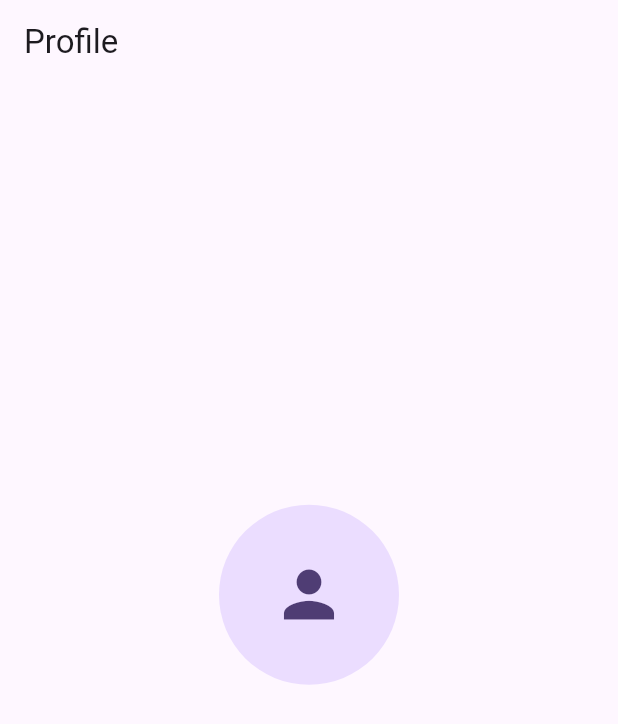
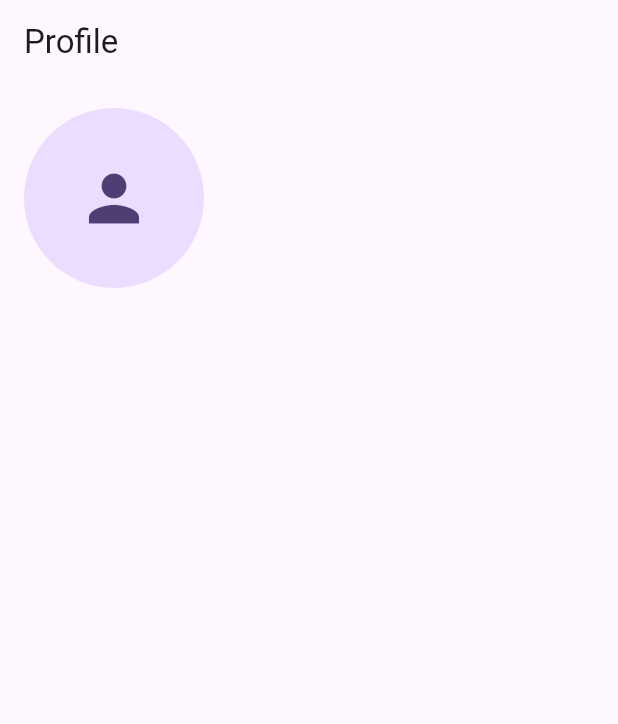
Before and after one commit to ValaniAnjali/EventBookingApp, a Flutter app: the Profile screen opened directly, on a phone screen of 412 x 824 dp. Shown: the top 724 px of the screen. Run offline on Flutter 3.47's test engine with Material 3 defaults, Android fonts, the phone set to English and light mode, and no system bars; our stand-ins replace cloud_firestore, curved_navigation_bar, firebase_auth, firebase_core, firebase_storage, google_sign_in and 2 more; missing offline and left inert: flutter_stripe; accounts and stored records are empty.

Commit message:
uploading flutter event management app

```diff
--- a/lib/pages/home.dart
+++ b/lib/pages/home.dart
@@ -32,6 +32,7 @@
               ? ListView.builder(
                   padding: EdgeInsets.zero,
                   shrinkWrap: true,
+                  physics: NeverScrollableScrollPhysics(),
                   itemCount: snapshot.data.docs.length,
                   itemBuilder: (context, index) {
                     DocumentSnapshot ds = snapshot.data.docs[index];
--- a/lib/pages/profile.dart
+++ b/lib/pages/profile.dart
@@ -51,17 +51,16 @@
         future: userDataFuture,
         builder: (context, snapshot) {
           if (snapshot.connectionState == ConnectionState.waiting) {
-            // While data is loading
             return const Center(child: CircularProgressIndicator());
           } else if (snapshot.hasError) {
-            // If there was an error
             return Center(child: Text('Error: ${snapshot.error}'));
           } else if (snapshot.hasData) {
-            // When data is ready
             final userData = snapshot.data!;
-            return Center(
+            return SingleChildScrollView(
+              child: Padding(
+                padding: const EdgeInsets.all(16.0),
                 child: Column(
-                mainAxisAlignment: MainAxisAlignment.center,
+                  crossAxisAlignment: CrossAxisAlignment.center,
                   children: [
                     userData['imageUrl'].isNotEmpty
                         ? CircleAvatar(
@@ -85,6 +84,7 @@
                     ),
                   ],
                 ),
+              ),
             );
           } else {
             return const Center(child: Text('No data found.'));
--- a/lib/pages/signup.dart
+++ b/lib/pages/signup.dart
@@ -14,7 +14,8 @@
   Widget build(BuildContext context) {
     return Scaffold(
       backgroundColor: Colors.white,
-      body: Container(
+      body: SingleChildScrollView(
+        child: Container(
           child: Column(
             children: [
               Image.asset(
@@ -115,6 +116,7 @@
             ],
           ),
         ),
+      ),
     );
   }
 }
```
Also changed, not shown: 1 other file. Lines whose indentation alone changed are shown as unchanged.
